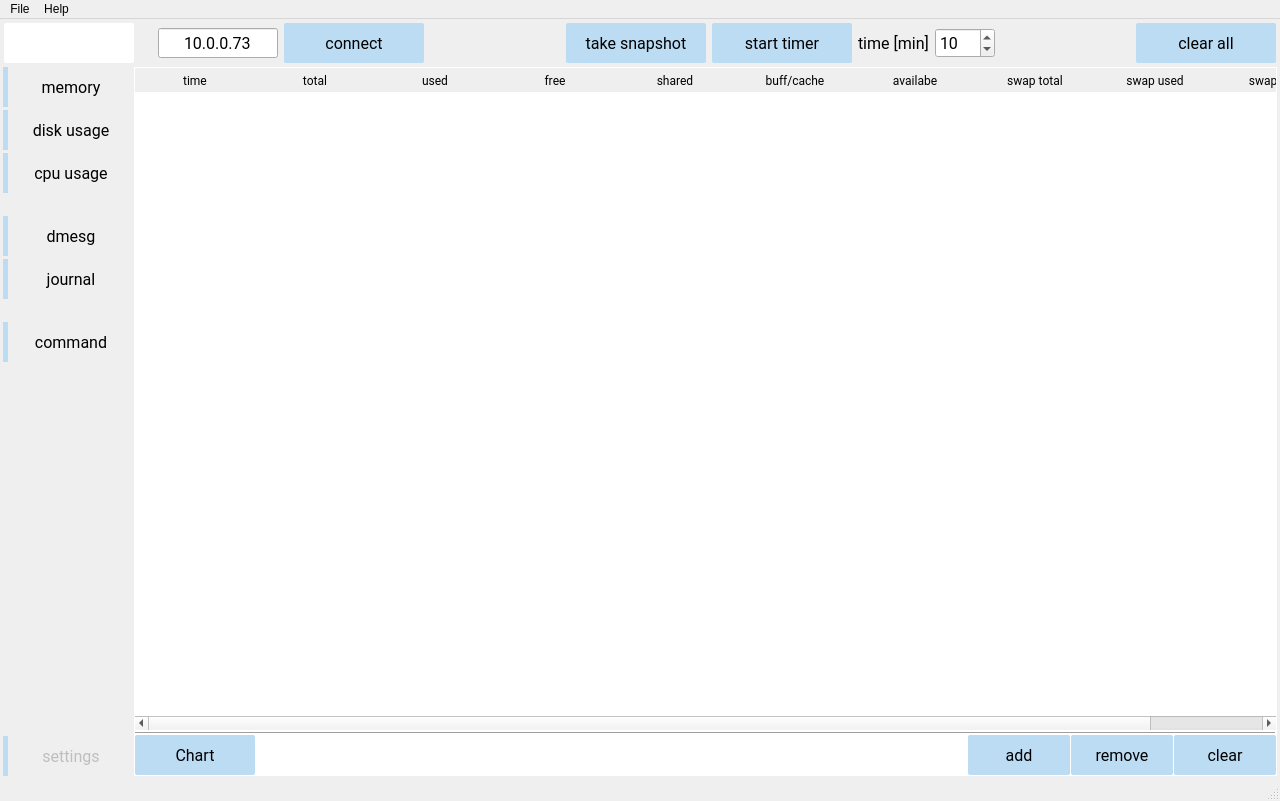
This is GUI/qt5_MainWindow.ui in jaroslavkovar80/SSHClient as Qt 5 draws it before an edit. The edited form follows.
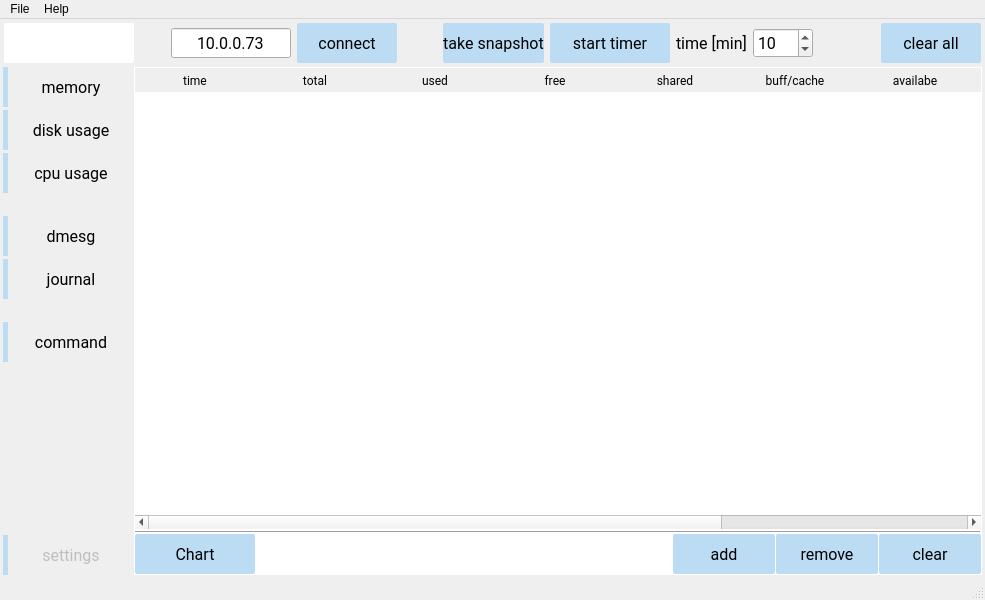
This is the edited form. Icons and pictures are not drawn.

Commit message: V 1.0.2 - small bugs fix, screen size update and windows exe file was added

```diff
--- a/GUI/qt5_MainWindow.ui
+++ b/GUI/qt5_MainWindow.ui
@@ -6,13 +6,13 @@
    <rect>
     <x>0</x>
     <y>0</y>
-    <width>1280</width>
-    <height>801</height>
+    <width>985</width>
+    <height>600</height>
    </rect>
   </property>
   <property name="minimumSize">
    <size>
-    <width>800</width>
+    <width>900</width>
     <height>600</height>
    </size>
   </property>
@@ -683,10 +683,13 @@
      </layout>
     </item>
     <item row="0" column="0" colspan="2">
-     <layout class="QHBoxLayout" name="hlayoutTop" stretch="0,0,0,1,0,0,0,0,0,0,0,0">
+     <layout class="QHBoxLayout" name="hlayoutTop" stretch="0,0,0,0,0,0,0,0,0,0,0,0">
       <property name="spacing">
        <number>6</number>
       </property>
+      <property name="sizeConstraint">
+       <enum>QLayout::SetMinimumSize</enum>
+      </property>
       <property name="leftMargin">
        <number>1</number>
       </property>
@@ -743,6 +746,18 @@
       </item>
       <item>
        <widget class="QLabel" name="lbHostIcon">
+        <property name="sizePolicy">
+         <sizepolicy hsizetype="Fixed" vsizetype="Preferred">
+          <horstretch>0</horstretch>
+          <verstretch>0</verstretch>
+         </sizepolicy>
+        </property>
+        <property name="minimumSize">
+         <size>
+          <width>20</width>
+          <height>0</height>
+         </size>
+        </property>
         <property name="text">
          <string/>
         </property>
@@ -790,7 +805,7 @@
        <widget class="QPushButton" name="btnCheckConnection">
         <property name="minimumSize">
          <size>
-          <width>140</width>
+          <width>100</width>
           <height>40</height>
          </size>
         </property>
@@ -832,6 +847,9 @@
         <property name="orientation">
          <enum>Qt::Horizontal</enum>
         </property>
+        <property name="sizeType">
+         <enum>QSizePolicy::Fixed</enum>
+        </property>
         <property name="sizeHint" stdset="0">
          <size>
           <width>40</width>
@@ -842,9 +860,15 @@
       </item>
       <item>
        <widget class="QPushButton" name="btnTakeSnapshot">
+        <property name="sizePolicy">
+         <sizepolicy hsizetype="Fixed" vsizetype="Fixed">
+          <horstretch>0</horstretch>
+          <verstretch>0</verstretch>
+         </sizepolicy>
+        </property>
         <property name="minimumSize">
          <size>
-          <width>140</width>
+          <width>100</width>
           <height>40</height>
          </size>
         </property>
@@ -871,9 +895,15 @@
       </item>
       <item>
        <widget class="QPushButton" name="btnStartMemoryLogging">
+        <property name="sizePolicy">
+         <sizepolicy hsizetype="Fixed" vsizetype="Fixed">
+          <horstretch>20</horstretch>
+          <verstretch>0</verstretch>
+         </sizepolicy>
+        </property>
         <property name="minimumSize">
          <size>
-          <width>140</width>
+          <width>100</width>
           <height>40</height>
          </size>
         </property>
@@ -906,6 +936,18 @@
       </item>
       <item>
        <widget class="QLabel" name="lbAutomaticlogging">
+        <property name="sizePolicy">
+         <sizepolicy hsizetype="Minimum" vsizetype="Preferred">
+          <horstretch>0</horstretch>
+          <verstretch>0</verstretch>
+         </sizepolicy>
+        </property>
+        <property name="minimumSize">
+         <size>
+          <width>70</width>
+          <height>0</height>
+         </size>
+        </property>
         <property name="font">
          <font>
           <family>Roboto</family>
@@ -960,6 +1002,9 @@
         <property name="orientation">
          <enum>Qt::Horizontal</enum>
         </property>
+        <property name="sizeType">
+         <enum>QSizePolicy::MinimumExpanding</enum>
+        </property>
         <property name="sizeHint" stdset="0">
          <size>
           <width>20</width>
@@ -972,7 +1017,7 @@
        <widget class="QPushButton" name="btnClearAll">
         <property name="minimumSize">
          <size>
-          <width>140</width>
+          <width>100</width>
           <height>40</height>
          </size>
         </property>
@@ -2219,7 +2264,7 @@
     <rect>
      <x>0</x>
      <y>0</y>
-     <width>1280</width>
+     <width>985</width>
      <height>21</height>
     </rect>
    </property>
```
Left out of the diff: 6 changed lines with no effect on the pictures. The commit also changes 3 other files.
